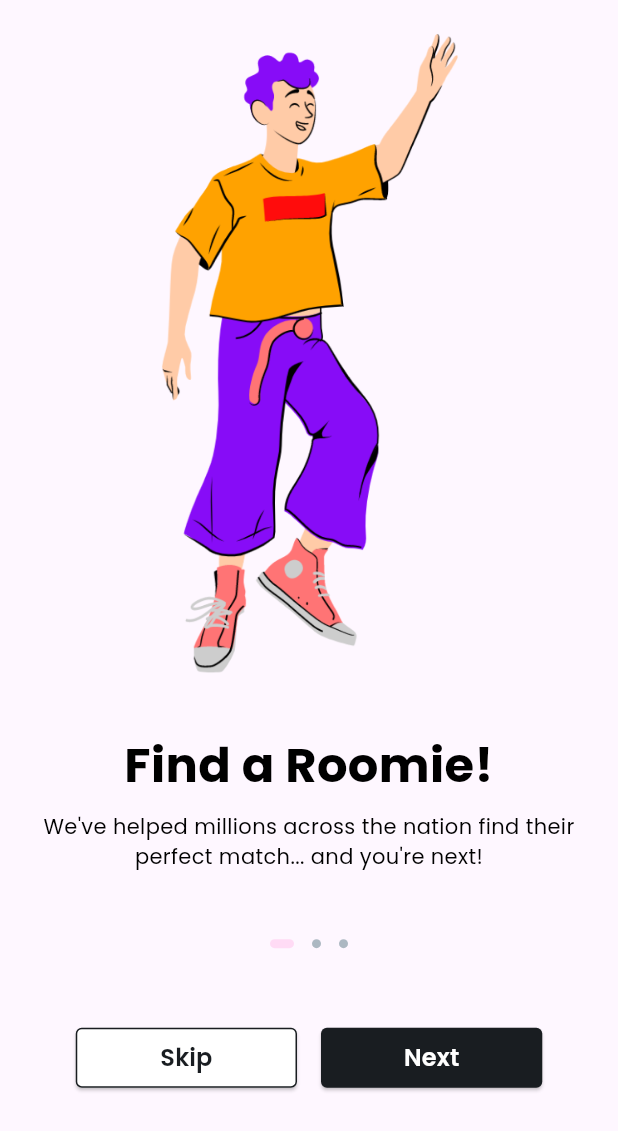
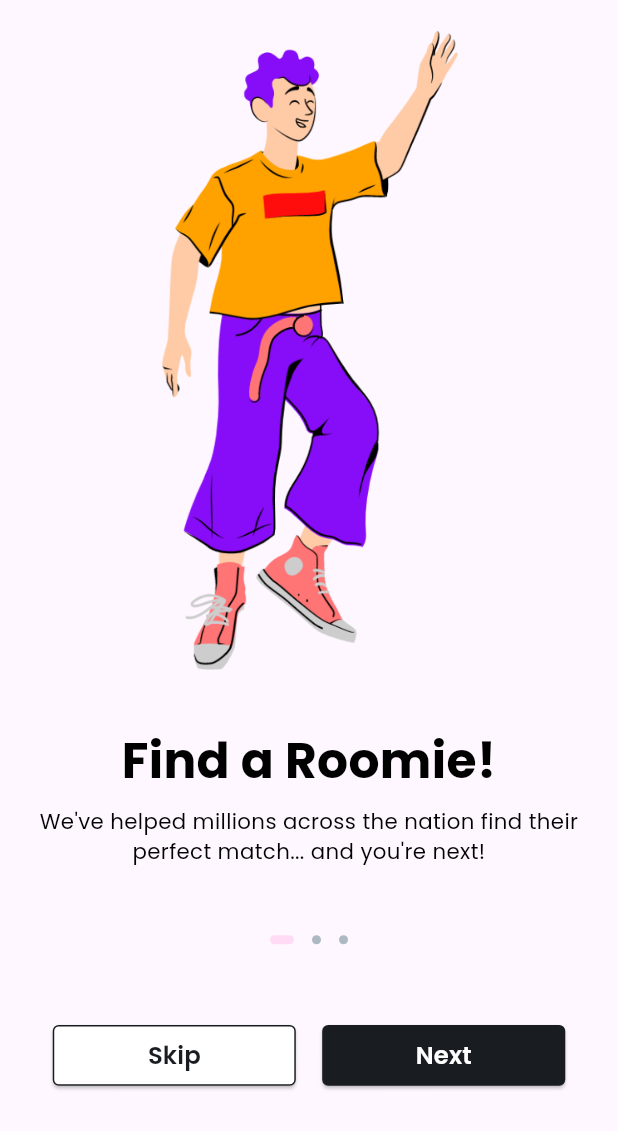
Before and after one commit to nyooplayground/flutter_booking_app, a Flutter app: the screen it shows after launch, on a phone screen of 412 x 824 dp. Shown: the top 1131 px of the screen. Run offline on Flutter 3.47's test engine with Material 2 defaults, Android fonts, the phone set to English and light mode, and no system bars; our stand-ins replace bloc, flutter_bloc, flutter_screenutil.

Commit message:
- add app dimensions - add flutter screen util - update main.dart to add config screen util

```diff
--- a/lib/config/theme/app_fonts.dart
+++ b/lib/config/theme/app_fonts.dart
@@ -1,124 +1,125 @@
 import 'package:flutter/material.dart';
+import 'package:flutter_screenutil/flutter_screenutil.dart';
 
 class AppFonts{
 
-  static TextStyle get hero => const TextStyle(
-    fontSize: 72,
+  static TextStyle get hero => TextStyle(
+    fontSize: 72.sp,
     fontWeight: FontWeight.w700,
     color: Colors.black,
   );
 
-  static TextStyle get display1 => const TextStyle(
-    fontSize: 56,
+  static TextStyle get display1 => TextStyle(
+    fontSize: 56.sp,
     fontWeight: FontWeight.w700,
     color: Colors.black,
   );
-  static TextStyle get display2 => const TextStyle(
-    fontSize: 40,
+  static TextStyle get display2 => TextStyle(
+    fontSize: 40.sp,
     fontWeight: FontWeight.w700,
     color: Colors.black,
   );
-  static TextStyle get display3 => const TextStyle(
-    fontSize: 32,
+  static TextStyle get display3 => TextStyle(
+    fontSize: 32.sp,
     fontWeight: FontWeight.w700,
     color: Colors.black,
   );
 
-  static TextStyle get heading0 => const TextStyle(
-    fontSize: 72,
+  static TextStyle get heading0 => TextStyle(
+    fontSize: 72.sp,
     fontWeight: FontWeight.w700,
     color: Colors.black,
   );
-  static TextStyle get heading1 => const TextStyle(
-    fontSize: 56,
+  static TextStyle get heading1 => TextStyle(
+    fontSize: 56.sp,
     fontWeight: FontWeight.w700,
     color: Colors.black,
   );
-  static TextStyle get heading2 => const TextStyle(
-    fontSize: 40,
+  static TextStyle get heading2 => TextStyle(
+    fontSize: 40.sp,
     fontWeight: FontWeight.w700,
     color: Colors.black,
   );
-  static TextStyle get heading3 => const TextStyle(
-    fontSize: 32,
+  static TextStyle get heading3 => TextStyle(
+    fontSize: 32.sp,
     fontWeight: FontWeight.w700,
     color: Colors.black,
   );
-  static TextStyle get heading4 => const TextStyle(
-    fontSize: 24,
+  static TextStyle get heading4 => TextStyle(
+    fontSize: 24.sp,
     fontWeight: FontWeight.w700,
     color: Colors.black,
   );
-  static TextStyle get heading5 => const TextStyle(
-    fontSize: 20,
+  static TextStyle get heading5 => TextStyle(
+    fontSize: 20.sp,
     fontWeight: FontWeight.w700,
     color: Colors.black,
   );
 
-  static TextStyle get paragraphLarge => const TextStyle(
-    fontSize: 16,
+  static TextStyle get paragraphLarge => TextStyle(
+    fontSize: 16.sp,
     fontWeight: FontWeight.w400,
     color: Colors.black,
   );
-  static TextStyle get paragraphLargeBold => const TextStyle(
-    fontSize: 16,
+  static TextStyle get paragraphLargeBold => TextStyle(
+    fontSize: 16.sp,
     fontWeight: FontWeight.w700,
     color: Colors.black,
   );
-  static TextStyle get paragraphMedium => const TextStyle(
-    fontSize: 14,
+  static TextStyle get paragraphMedium => TextStyle(
+    fontSize: 14.sp,
     fontWeight: FontWeight.w400,
     color: Colors.black,
   );
-  static TextStyle get paragraphMediumBold => const TextStyle(
-    fontSize: 14,
+  static TextStyle get paragraphMediumBold => TextStyle(
+    fontSize: 14.sp,
     fontWeight: FontWeight.w700,
     color: Colors.black,
   );
-  static TextStyle get paragraphSmall => const TextStyle(
-    fontSize: 12,
+  static TextStyle get paragraphSmall => TextStyle(
+    fontSize: 12.sp,
     fontWeight: FontWeight.w400,
     color: Colors.black,
   );
-  static TextStyle get paragraphSmallBold => const TextStyle(
-    fontSize: 12,
+  static TextStyle get paragraphSmallBold => TextStyle(
+    fontSize: 12.sp,
     fontWeight: FontWeight.w700,
     color: Colors.black,
   );
 
-  static TextStyle get componentsLarge => const TextStyle(
-    fontSize: 16,
+  static TextStyle get componentsLarge => TextStyle(
+    fontSize: 16.sp,
     fontWeight: FontWeight.w600,
     color: Colors.black,
   );
-  static TextStyle get componentsMedium => const TextStyle(
-    fontSize: 14,
+  static TextStyle get componentsMedium => TextStyle(
+    fontSize: 14.sp,
     fontWeight: FontWeight.w400,
     color: Colors.black,
   );
-  static TextStyle get componentsMediumBold => const TextStyle(
-    fontSize: 14,
+  static TextStyle get componentsMediumBold => TextStyle(
+    fontSize: 14.sp,
     fontWeight: FontWeight.w600,
     color: Colors.black,
   );
-  static TextStyle get componentsSmall => const TextStyle(
-    fontSize: 12,
+  static TextStyle get componentsSmall => TextStyle(
+    fontSize: 12.sp,
     fontWeight: FontWeight.w600,
     color: Colors.black,
   );
 
-  static TextStyle get buttonLarge => const TextStyle(
-    fontSize: 16,
+  static TextStyle get buttonLarge => TextStyle(
+    fontSize: 16.sp,
     fontWeight: FontWeight.w600,
     color: Colors.black,
   );
-  static TextStyle get buttonMedium => const TextStyle(
-    fontSize: 14,
+  static TextStyle get buttonMedium => TextStyle(
+    fontSize: 14.sp,
     fontWeight: FontWeight.w600,
     color: Colors.black,
   );
-  static TextStyle get buttonSmall => const TextStyle(
-    fontSize: 12,
+  static TextStyle get buttonSmall => TextStyle(
+    fontSize: 12.sp,
     fontWeight: FontWeight.w600,
     color: Colors.black,
   );
--- a/lib/extension/double_extension.dart
+++ /dev/null
@@ -1,6 +0,0 @@
-import 'package:flutter/cupertino.dart';
-
-extension DoubleExtension on double {
-  Widget get width => SizedBox(width: this);
-  Widget get height => SizedBox(height: this);
-}
--- a/lib/main.dart
+++ b/lib/main.dart
@@ -1,8 +1,6 @@
-import 'package:booking_app/data/src/img_string.dart';
 import 'package:booking_app/presentation/pages/pages.dart';
-import 'package:booking_app/presentation/widget/primary_button.dart';
-import 'package:booking_app/presentation/widget/secondary_button.dart';
 import 'package:flutter/material.dart';
+import 'package:flutter_screenutil/flutter_screenutil.dart';
 
 void main() {
   runApp(const MyApp());
@@ -13,6 +11,11 @@ class MyApp extends StatelessWidget {
 
   @override
   Widget build(BuildContext context) {
+    return ScreenUtilInit(
+      designSize: const Size(375, 812),
+      minTextAdapt: true,
+      splitScreenMode: true,
+      builder: (context, child) {
         return MaterialApp(
           title: 'Booking App',
           theme: ThemeData(
@@ -23,4 +26,6 @@ class MyApp extends StatelessWidget {
           home: const OnboardingPage(),
         );
       }
+    );
   }
+}
--- a/lib/presentation/pages/onboarding/component/onboarding_button.dart
+++ b/lib/presentation/pages/onboarding/component/onboarding_button.dart
@@ -1,7 +1,7 @@
-import 'package:booking_app/extension/extension.dart';
 import 'package:booking_app/presentation/pages/onboarding/onboarding_cubit.dart';
 import 'package:booking_app/presentation/widget/primary_button.dart';
 import 'package:booking_app/presentation/widget/secondary_button.dart';
+import 'package:booking_app/utils/extension/extension.dart';
 import 'package:flutter/cupertino.dart';
 import 'package:flutter_bloc/flutter_bloc.dart';
 
--- a/lib/presentation/pages/onboarding/component/onboarding_title.dart
+++ b/lib/presentation/pages/onboarding/component/onboarding_title.dart
@@ -1,7 +1,7 @@
 import 'package:booking_app/config/config.dart';
-import 'package:booking_app/extension/extension.dart';
 import 'package:booking_app/presentation/pages/onboarding/onboarding_cubit.dart';
 import 'package:booking_app/presentation/pages/onboarding/onboarding_state.dart';
+import 'package:booking_app/utils/extension/extension.dart';
 import 'package:flutter/cupertino.dart';
 import 'package:flutter_bloc/flutter_bloc.dart';
 
--- a/lib/presentation/pages/onboarding/onboarding_view.dart
+++ b/lib/presentation/pages/onboarding/onboarding_view.dart
@@ -1,10 +1,9 @@
-import 'package:booking_app/extension/extension.dart';
 import 'package:booking_app/presentation/pages/onboarding/component/component.dart';
+import 'package:booking_app/utils/extension/extension.dart';
 import 'package:flutter/material.dart';
 import 'package:flutter_bloc/flutter_bloc.dart';
 
 import 'onboarding_cubit.dart';
-import 'onboarding_state.dart';
 
 class OnboardingPage extends StatelessWidget {
   const OnboardingPage({super.key});
--- a/lib/presentation/widget/primary_button.dart
+++ b/lib/presentation/widget/primary_button.dart
@@ -1,5 +1,6 @@
 import 'package:booking_app/config/config.dart';
 import 'package:flutter/material.dart';
+import 'package:flutter_screenutil/flutter_screenutil.dart';
 
 class PrimaryButton extends StatelessWidget {
   const PrimaryButton({
@@ -26,8 +27,8 @@ class PrimaryButton extends StatelessWidget {
 
   Widget _type1() {
     return SizedBox(
-      width: width,
-      height: 24,
+      width: width.w,
+      height: 24.h,
       child: ElevatedButton(
         onPressed: onPressed,
         style: ElevatedButton.styleFrom(
@@ -46,8 +47,8 @@ class PrimaryButton extends StatelessWidget {
 
   Widget _type2() {
     return SizedBox(
-      width: width,
-      height: 32,
+      width: width.w,
+      height: 32.h,
       child: ElevatedButton(
         onPressed: onPressed,
         style: ElevatedButton.styleFrom(
@@ -66,8 +67,8 @@ class PrimaryButton extends StatelessWidget {
 
   Widget _type3() {
     return SizedBox(
-      width: width,
-      height: 40,
+      width: width.w,
+      height: 40.h,
       child: ElevatedButton(
         onPressed: onPressed,
         style: ElevatedButton.styleFrom(
--- a/lib/presentation/widget/secondary_button.dart
+++ b/lib/presentation/widget/secondary_button.dart
@@ -1,5 +1,6 @@
 import 'package:booking_app/config/config.dart';
 import 'package:flutter/material.dart';
+import 'package:flutter_screenutil/flutter_screenutil.dart';
 
 class SecondaryButton extends StatelessWidget {
   const SecondaryButton({
@@ -26,8 +27,8 @@ class SecondaryButton extends StatelessWidget {
 
   Widget _type1() {
     return SizedBox(
-      width: width,
-      height: 24,
+      width: width.w,
+      height: 24.h,
       child: ElevatedButton(
         onPressed: onPressed,
         style: ElevatedButton.styleFrom(
@@ -50,8 +51,8 @@ class SecondaryButton extends StatelessWidget {
 
   Widget _type2() {
     return SizedBox(
-      width: width,
-      height: 32,
+      width: width.w,
+      height: 32.h,
       child: ElevatedButton(
         onPressed: onPressed,
         style: ElevatedButton.styleFrom(
@@ -74,8 +75,8 @@ class SecondaryButton extends StatelessWidget {
 
   Widget _type3() {
     return SizedBox(
-      width: width,
-      height: 40,
+      width: width.w,
+      height: 40.h,
       child: ElevatedButton(
         onPressed: onPressed,
         style: ElevatedButton.styleFrom(
--- /dev/null
+++ b/lib/utils/helper/helper.dart
@@ -0,0 +1 @@
+export 'size_helper.dart';
--- /dev/null
+++ b/lib/utils/helper/size_helper.dart
@@ -0,0 +1,3 @@
+class SizeHelper{
+
+}
--- /dev/null
+++ b/lib/utils/utils.dart
@@ -0,0 +1,2 @@
+export 'extension/extension.dart';
+export 'helper/helper.dart';
--- a/pubspec.yaml
+++ b/pubspec.yaml
@@ -16,6 +16,7 @@ dependencies:
   http: ^1.0.0
   shared_preferences: ^2.1.2
   logging: ^1.2.0
+  flutter_screenutil: ^5.8.4
 
 dev_dependencies:
   flutter_test:
```
Also changed, not shown: lib/config/theme/app_dimensions.dart (added, +47 -0 lines), lib/utils/extension/double_extension.dart (added, +7 -0 lines), lib/utils/extension/extension.dart (renamed from lib/extension/extension.dart), pubspec.lock, 1 other file. Lines whose indentation alone changed are shown as unchanged.
